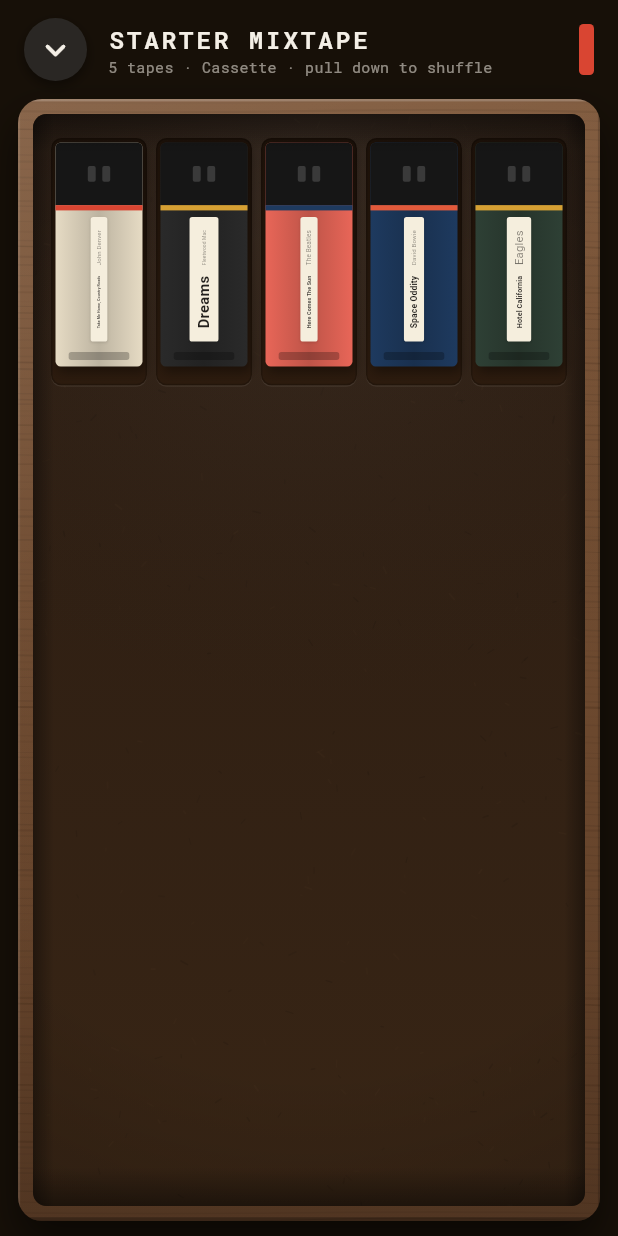
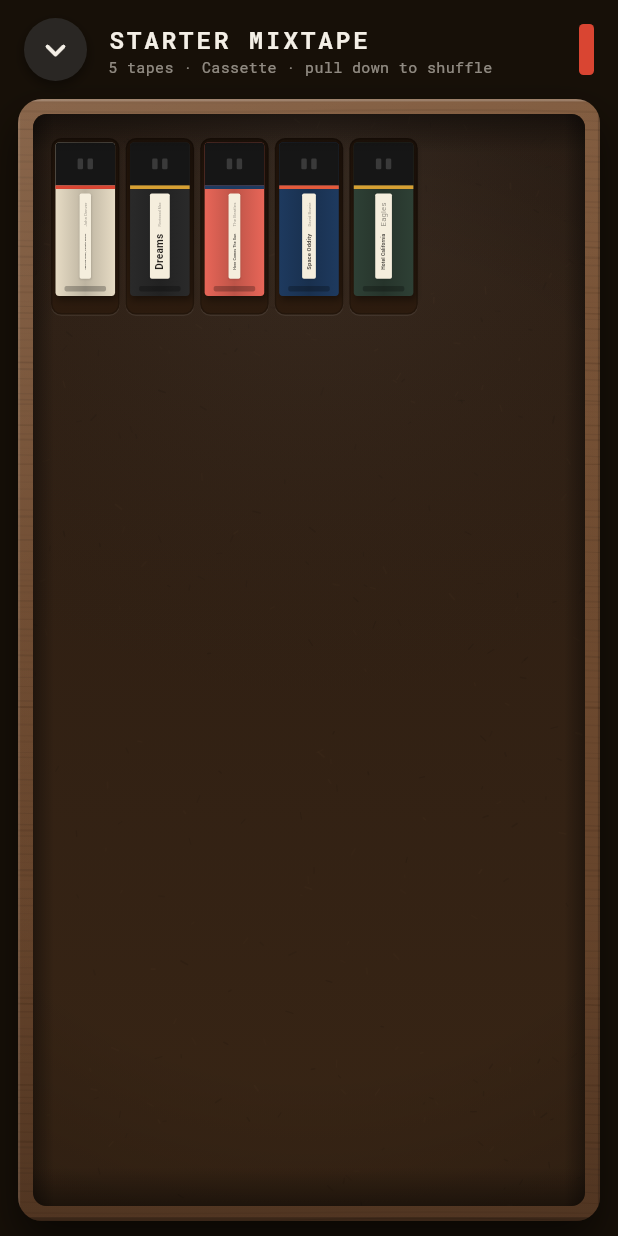
Before and after one commit to AvYour/cassette-tape-player, a Flutter app: the screen it shows after launch, after a tap on an icon or button, on a phone screen of 412 x 824 dp. Run offline on Flutter 3.47's test engine with Material 3 defaults, Android fonts, the light colour scheme and no system bars; our stand-ins replace audioplayers, dio, flutter_dotenv, flutter_secure_storage, google_fonts, js and 3 more; missing offline and left inert: dart:html; generated files the repository leaves out were written again.

Commit message:
File the drawer tighter: seven tapes per row
Bump the top-down grid from five to seven columns and close up the
spacing to match, pinned by a grid-density test.

```diff
--- a/lib/screens/drawer_screen.dart
+++ b/lib/screens/drawer_screen.dart
@@ -29,7 +29,7 @@
   });
 
   /// Cassettes per row in the drawer.
-  static const int columns = 5;
+  static const int columns = 7;
 
   @override
   State<DrawerScreen> createState() => _DrawerScreenState();
@@ -412,8 +412,9 @@
           physics: const BouncingScrollPhysics(),
           gridDelegate: const SliverGridDelegateWithFixedCrossAxisCount(
             crossAxisCount: DrawerScreen.columns,
-            mainAxisSpacing: 10,
-            crossAxisSpacing: 6,
+            // Tighter filing at seven per row.
+            mainAxisSpacing: 8,
+            crossAxisSpacing: 4,
             childAspectRatio: _spineW / _spineH,
           ),
           itemCount: tapes.length,
```
Also changed, not shown: 1 other file.
